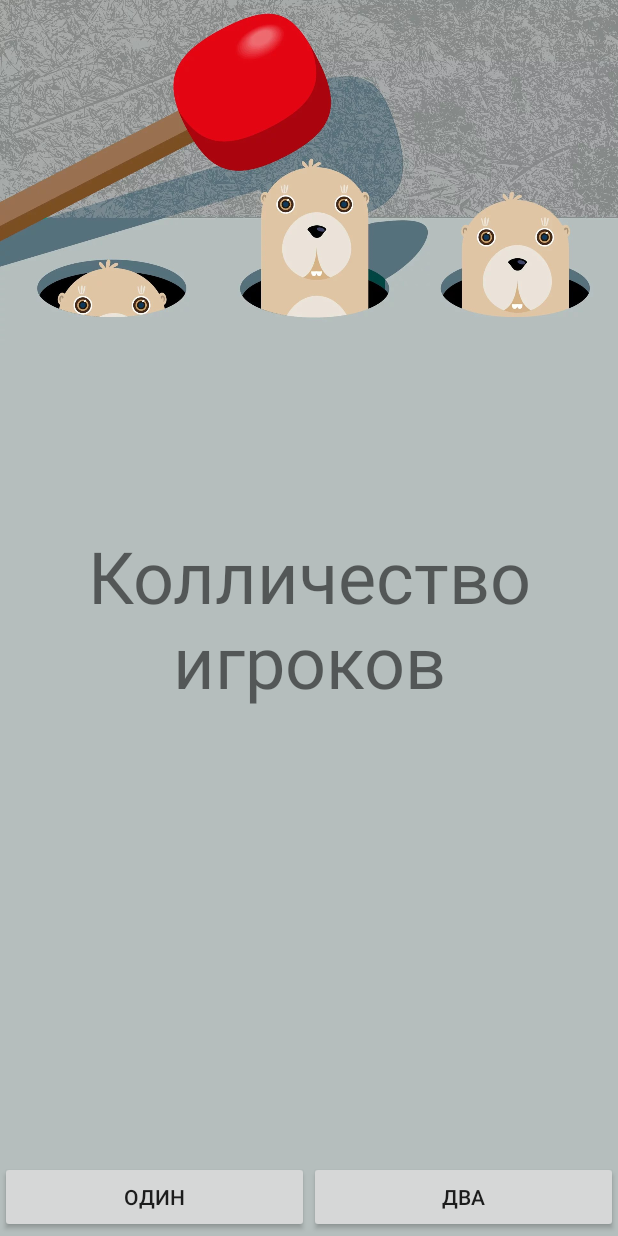
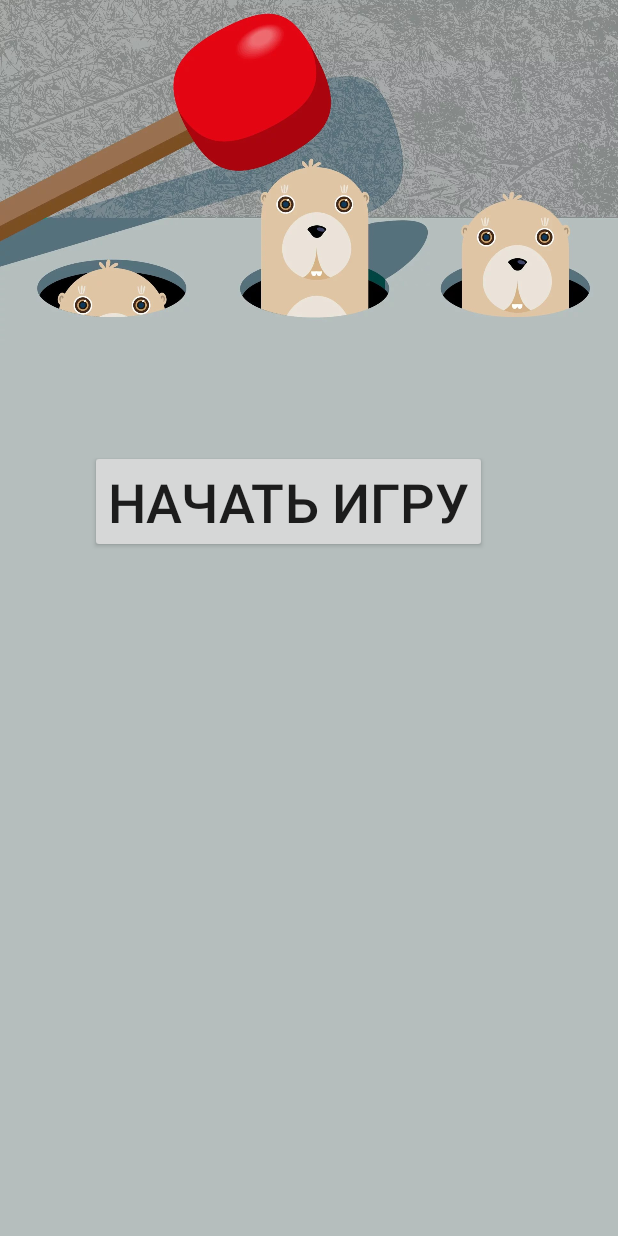
Before and after one commit to Sashabuilov/The-chipmunks, an Android app: the screen it shows after launch (SetPlayerNumberActivity), on a phone screen of 412 x 824 dp. Run offline under Robolectric (Android 15) with nearby library versions, the light colour scheme and no system bars.

Commit message:
Готовая игра без расширенной логики. В наличии звук.

```diff
--- a/app/src/main/AndroidManifest.xml
+++ b/app/src/main/AndroidManifest.xml
@@ -3,12 +3,14 @@
     package="com.example.beatthemall">
 
     <application
+
         android:allowBackup="true"
         android:icon="@mipmap/ic_launcher"
         android:label="@string/app_name"
         android:roundIcon="@mipmap/ic_launcher_round"
         android:supportsRtl="true"
         android:theme="@style/AppTheme">
+        <service android:enabled="true" android:name=".BackGroundMusicActivity" />
         <activity android:name=".SetPlayerNumberActivity">
             <intent-filter>
                 <action android:name="android.intent.action.MAIN" />
@@ -20,4 +22,5 @@
             </activity>
     </application>
 
+
 </manifest>
--- a/app/src/main/java/com/example/beatthemall/SetPlayerNumberActivity.java
+++ b/app/src/main/java/com/example/beatthemall/SetPlayerNumberActivity.java
@@ -1,34 +1,44 @@
 package com.example.beatthemall;
 
 import android.app.Activity;
+import android.content.Context;
 import android.content.Intent;
+import android.media.AudioManager;
+import android.media.SoundPool;
 import android.os.Bundle;
 import android.view.View;
 import android.view.Window;
 import android.view.WindowManager;
 import android.widget.Button;
-import android.widget.Toast;
 
 public class SetPlayerNumberActivity extends Activity {
+
 
     @Override
     protected void onCreate(Bundle savedInstanceState) {
         super.onCreate(savedInstanceState);
 
+        startService(new Intent(this,BackGroundMusicActivity.class));
+
+
         requestWindowFeature(Window.FEATURE_NO_TITLE);
         getWindow().setFlags(WindowManager.LayoutParams.FLAG_FULLSCREEN,
                 WindowManager.LayoutParams.FLAG_FULLSCREEN);
-        setContentView(R.layout.activity_set_player_number);
+        setContentView(R.layout.activity_begin_game_screen);
+
         Button one = findViewById(R.id.btn_one);
         one.setOnClickListener(new View.OnClickListener() {
             @Override
-            public void onClick(View v){
+            public void onClick(View v) {
 
                 Intent intnet_one = new Intent(SetPlayerNumberActivity.this, OnePlayerActivity.class);
                 SetPlayerNumberActivity.this.startActivity(intnet_one);
             }
         });
     }
-
+    public void onBackPressed(){
+        stopService(new Intent(this, BackGroundMusicActivity.class));
+        finish();
+    }
 
 }
--- /dev/null
+++ b/app/src/main/res/layout/activity_begin_game_screen.xml
@@ -0,0 +1,47 @@
+<?xml version="1.0" encoding="utf-8"?>
+<android.support.constraint.ConstraintLayout xmlns:android="http://schemas.android.com/apk/res/android"
+    xmlns:app="http://schemas.android.com/apk/res-auto"
+    xmlns:tools="http://schemas.android.com/tools"
+    android:layout_width="match_parent"
+    android:layout_height="match_parent"
+    tools:context=".SetPlayerNumberActivity"
+    android:background="@color/colorSuslik">
+<ImageView
+    android:layout_width="wrap_content"
+    android:layout_height="wrap_content"
+    android:src="@drawable/susliki"
+    android:scaleType="fitStart"
+    app:layout_constraintTop_toTopOf="parent"
+    app:layout_constraintRight_toRightOf="parent"
+    app:layout_constraintLeft_toLeftOf="parent"
+    />
+    <LinearLayout
+        android:id="@+id/Base"
+        android:layout_width="match_parent"
+        android:layout_height="match_parent"
+        android:layout_marginLeft="20dp"
+        android:layout_marginRight="20dp"
+        android:layout_marginBottom="100dp"
+        android:orientation="vertical"
+        app:layout_constraintBottom_toBottomOf="parent"
+        app:layout_constraintEnd_toEndOf="parent"
+        app:layout_constraintStart_toStartOf="parent"
+        app:layout_constraintTop_toTopOf="parent">
+
+
+        <Button
+            android:id="@+id/btn_one"
+            android:layout_width="wrap_content"
+            android:layout_height="wrap_content"
+            android:text="Начать игру"
+            android:textSize="36dp"
+            android:layout_marginTop="300dp"
+            android:layout_marginBottom="40dp"
+            android:layout_marginStart="40dp"
+            android:layout_marginEnd="40dp"
+            />
+
+    </LinearLayout>
+
+
+</android.support.constraint.ConstraintLayout>
--- a/app/src/main/res/layout/activity_set_player_number.xml
+++ /dev/null
@@ -1,62 +0,0 @@
-<?xml version="1.0" encoding="utf-8"?>
-<android.support.constraint.ConstraintLayout xmlns:android="http://schemas.android.com/apk/res/android"
-    xmlns:app="http://schemas.android.com/apk/res-auto"
-    xmlns:tools="http://schemas.android.com/tools"
-    android:layout_width="match_parent"
-    android:layout_height="match_parent"
-    tools:context=".SetPlayerNumberActivity"
-    >
-
-    <ImageView
-        android:layout_width="wrap_content"
-        android:layout_height="wrap_content"
-        android:background="#b5bebd"
-        android:contentDescription="@string/app_name"
-        android:scaleType="fitStart"
-        android:src="@drawable/susliki"
-        app:layout_constraintBottom_toBottomOf="parent"
-        app:layout_constraintEnd_toEndOf="parent"
-        app:layout_constraintStart_toStartOf="parent"
-        app:layout_constraintTop_toTopOf="parent" />
-
-    <TextView
-        android:id="@+id/textView"
-        android:layout_width="wrap_content"
-        android:layout_height="wrap_content"
-        android:text="Колличество игроков"
-        android:textAlignment="center"
-        android:textSize="48dp"
-        app:layout_constraintBottom_toBottomOf="parent"
-        app:layout_constraintLeft_toLeftOf="parent"
-        app:layout_constraintRight_toRightOf="parent"
-        app:layout_constraintTop_toTopOf="parent" />
-
-    <LinearLayout
-        android:layout_width="match_parent"
-        android:layout_height="50dp"
-        android:layout_alignParentBottom="true"
-        android:orientation="horizontal"
-        app:layout_constraintBottom_toBottomOf="parent"
-        >
-
-        <Button
-            android:id="@+id/btn_one"
-            android:layout_width="wrap_content"
-            android:layout_height="wrap_content"
-            android:layout_weight="1"
-            android:text="Один"
-            tools:text="Один" />
-
-        <Button
-            android:id="@+id/btn_two"
-            android:layout_width="wrap_content"
-            android:layout_height="wrap_content"
-            android:layout_weight="1"
-            android:text="Два"
-            tools:text="Два" />
-
-
-    </LinearLayout>
-
-
-</android.support.constraint.ConstraintLayout>
```
Also changed, not shown: app/src/main/java/com/example/beatthemall/BackGroundMusicActivity.java (added, +29 -0 lines), app/src/main/java/com/example/beatthemall/OnePlayerActivity.java (+114 -36 lines), app/src/main/res/layout/activity_game.xml (renamed from app/src/main/res/layout/activity_one_player.xml, +38 -9 lines), 3 other files.
